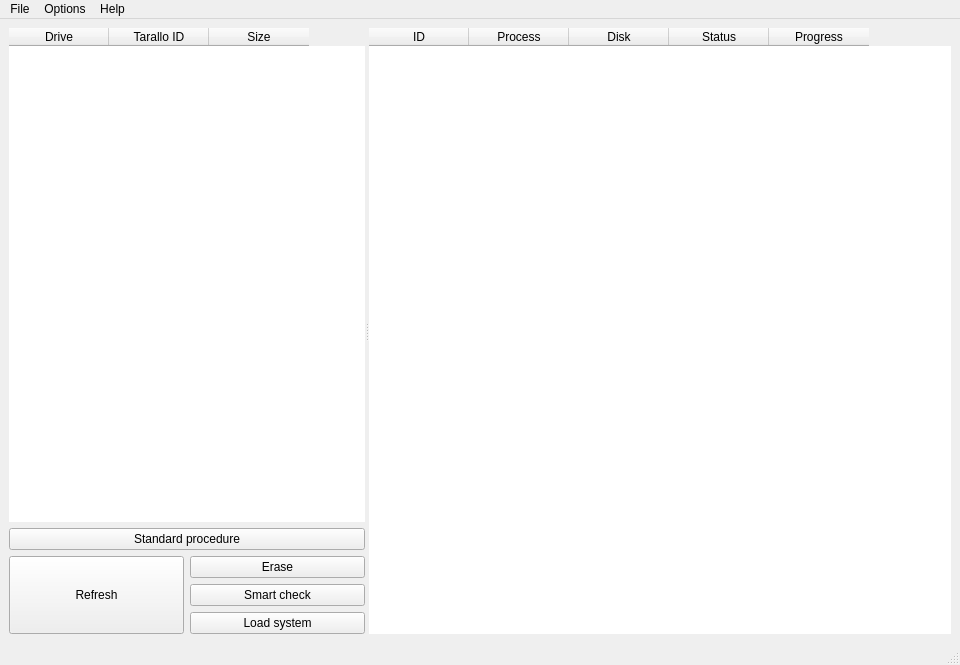
First picture: the form in assets/qt/interface.ui, repository WEEE-Open/pesto, before the edit.
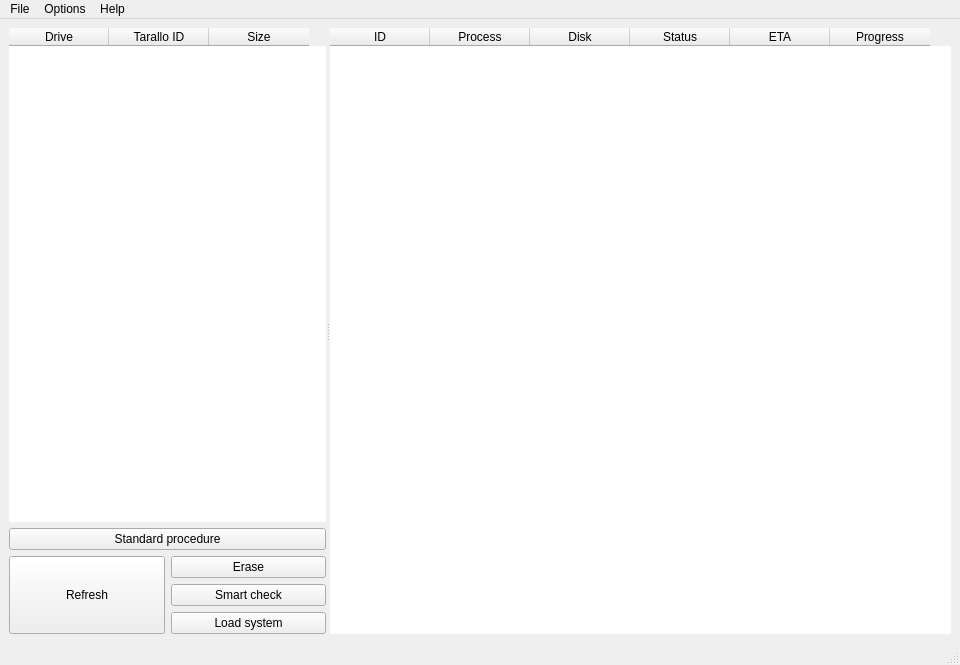
Second picture: the form after the edit.

Commit message: Added ETA column to pinolo

The edit to the form file:
```diff
--- a/assets/qt/interface.ui
+++ b/assets/qt/interface.ui
@@ -286,7 +286,7 @@
         <bool>true</bool>
        </property>
        <property name="columnCount">
-        <number>5</number>
+        <number>6</number>
        </property>
        <attribute name="horizontalHeaderShowSortIndicator" stdset="0">
         <bool>true</bool>
@@ -320,6 +320,11 @@
          <string>Status</string>
         </property>
        </column>
+       <column>
+        <property name="text">
+         <string>ETA</string>
+        </property>
+       </column>
        <column>
         <property name="text">
          <string>Progress</string>
```
The commit also changes 2 other files.
